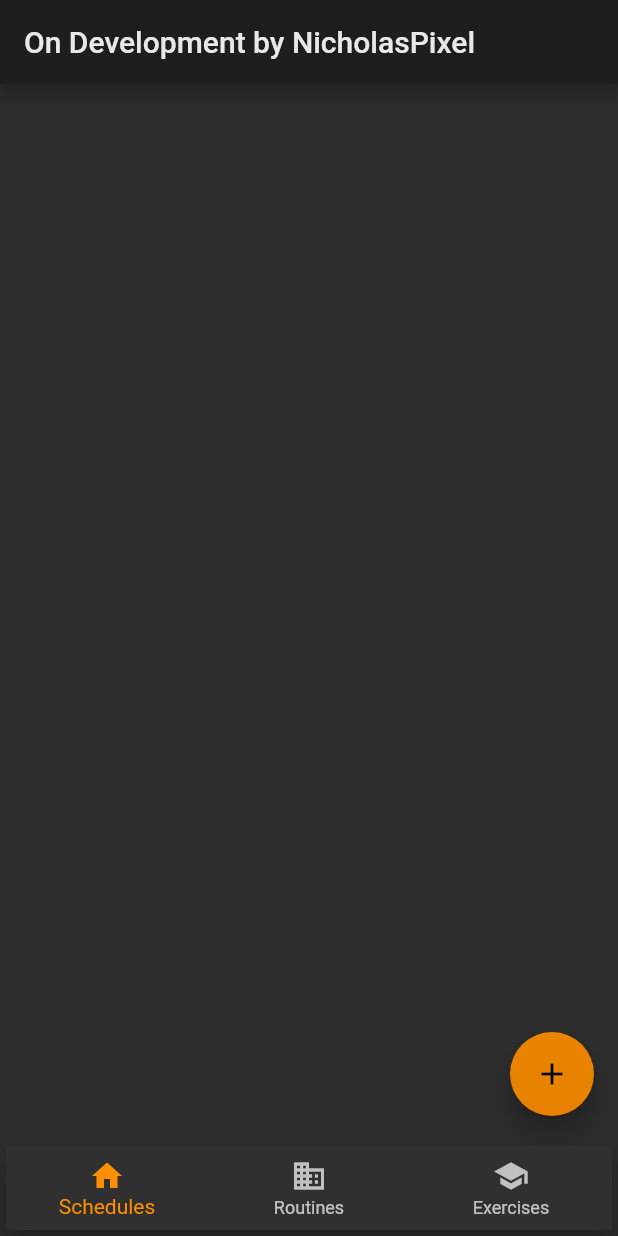
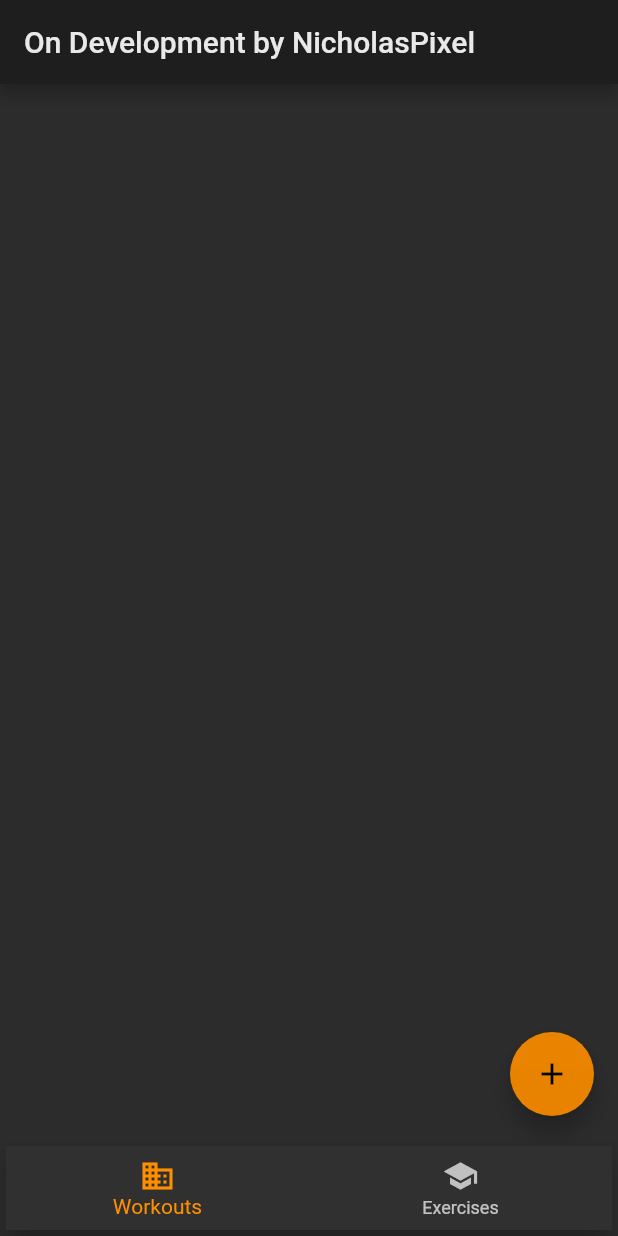
Before and after one commit to KuhakuPixel/Workout_Logger_App, a Flutter app: the screen it shows after launch, on a phone screen of 412 x 824 dp. Run offline on Flutter 3.47's test engine with Material 2 defaults, Android fonts, the phone set to English and light mode, and no system bars.

```diff
--- a/lib/CustomWidget/TextInput.dart
+++ b/lib/CustomWidget/TextInput.dart
@@ -43,7 +43,7 @@ class AmberTextInput extends StatelessWidget {
         onChanged: (stringValue) {
           onChanged(stringValue);
         },
-
+        controller: TextEditingController(text: "Initial Text here")
       ),
       width: this.textInputWidth,
       height: textInputHeight,
--- a/lib/ExerciseClass/ExerciseGlobalClass.dart
+++ b/lib/ExerciseClass/ExerciseGlobalClass.dart
@@ -61,13 +61,11 @@ class ExerciseConverterClass {
 
   static ExerciseType ConvertStringToExerciseType(String stringValue) {
     //loop until it found the matching stringValue and ExerciseType
-    int i = 0;
+
     for (var exerciseTypeValue in ExerciseType.values) {
-      if (ConvertExerciseTypeEnumToString(enumValue: exerciseTypeValue) ==
-          stringValue) {
+      if (ConvertExerciseTypeEnumToString(enumValue: exerciseTypeValue) == stringValue) {
         return exerciseTypeValue;
       }
-      i++;
     }
 
     //found nothing
--- a/lib/WorkoutClass/WorkoutPage.dart
+++ b/lib/WorkoutClass/WorkoutPage.dart
@@ -11,21 +11,26 @@ import 'package:WorkoutLoggerApp/miscellaneousStuffs/ApplicationColorsPallete.da
 import 'package:flutter/material.dart';
 
 class WorkoutPage extends StatefulWidget {
+  //the list should be declared here because this actual class is the one used for the tab not the _WorkoutPageState
+  //if the list is declared in _WorkoutPageState it will be always a new instance hence the list item is reseted (executed from the createState virtual functin)
+  static List<WorkoutItemWidget> listOfWorkoutWidget = <WorkoutItemWidget>[
+    //WorkoutItemWidget(workoutName: "Idk", workoutInfoPage: null),
+  ];
   @override
   _WorkoutPageState createState() => _WorkoutPageState();
 }
 
 class _WorkoutPageState extends State<WorkoutPage> {
-  List<WorkoutItemWidget> listOfWorkoutWidget = <WorkoutItemWidget>[];
   void AddNewWorkoutToList(WorkoutItemWidget newWorkout) {
     //make sure the state is updated when adding a new item
     setState(() {
-      this.listOfWorkoutWidget.add(newWorkout);
+      WorkoutPage.listOfWorkoutWidget.add(newWorkout);
     });
   }
 
   @override
   Widget build(BuildContext context) {
+
     return ApplicationPage(
       pageTitle: "WorkoutPage",
       pageInputType: PageInputType.newNormalPage,
@@ -34,7 +39,7 @@ class _WorkoutPageState extends State<WorkoutPage> {
         addWorkoutToListFunction: AddNewWorkoutToList,
       ),
       spaceBetweenItem: 10,
-      itemList: listOfWorkoutWidget,
+      itemList: WorkoutPage.listOfWorkoutWidget,
     );
   }
 }
--- a/lib/main.dart
+++ b/lib/main.dart
@@ -1,4 +1,5 @@
 import 'package:WorkoutLoggerApp/ExerciseClass/ExercisePage.dart';
+import 'package:WorkoutLoggerApp/PageBaseClass/page.dart';
 import 'package:WorkoutLoggerApp/WorkoutClass/WorkoutPage.dart';
 
 import 'package:flutter/material.dart';
@@ -8,7 +9,16 @@ void main() => runApp(MyApp());
 ///Class that controls the main application
 class MyApp extends StatelessWidget {
   static const String _title = 'Flutter Code Sample';
-
+  //page
+  static ApplicationPage schedulePage = new ApplicationPage(
+    itemList: <Widget>[],
+    pageInputType: PageInputType.modalBottomPage,
+    pageTitle: "SchedulePage",
+    spaceBetweenItem: 5,
+    modalBottomPageWidgetsImplementation: <Widget>[],
+  );
+  static WorkoutPage workoutPage = new WorkoutPage();
+  static ExercisePage exercisePage = new ExercisePage();
   @override
   Widget build(BuildContext context) {
     return MaterialApp(
@@ -47,18 +57,13 @@ class _AppStatefulWidgetState extends State<AppStatefulWidget> {
   //page content
   //this will be used as a page for the main content of the app
   static List<Widget> appPages = <Widget>[
-    WorkoutPage(),
-    WorkoutPage(),
-    ExercisePage(),
+    //MyApp.schedulePage,
+    MyApp.workoutPage,
+    MyApp.exercisePage,
   ];
 
-  ///Called with an index as its argument according to which tab is pressed
-  ///by calling setState to rebuild the Widget
-  void _onTabPressed(int index) {
-    setState(() {
-      _selectedPageIndex = index;
-    });
-  }
+
+
 //main virtual function
   @override
   Widget build(BuildContext context) {
@@ -66,7 +71,7 @@ class _AppStatefulWidgetState extends State<AppStatefulWidget> {
       appBar: AppBar(
         title: Text('On Development by NicholasPixel'),
       ),
-      //the body will control the main page content
+      //the body will control the main page content appPages[_selectedPageIndex]
       body: appPages[_selectedPageIndex],
 
       //the bottom navigation bar//containing it with card to allow for more decoration
@@ -74,13 +79,14 @@ class _AppStatefulWidgetState extends State<AppStatefulWidget> {
         child: BottomNavigationBar(
           //tab bar's icons and buttons
           items: <BottomNavigationBarItem>[
+            /*
             BottomNavigationBarItem(
               icon: Icon(Icons.home),
               label: 'Schedules',
-            ),
+            )*/
             BottomNavigationBarItem(
               icon: Icon(Icons.business),
-              label: 'Routines',
+              label: 'Workouts',
             ),
             BottomNavigationBarItem(
               icon: Icon(Icons.school),
@@ -92,7 +98,12 @@ class _AppStatefulWidgetState extends State<AppStatefulWidget> {
           selectedItemColor: Colors.amber[800],
           //keeps track of the page index contents
           //by assigning a value according to the index
-          onTap: _onTabPressed,
+          onTap: (index) {
+            setState(() {
+              _selectedPageIndex = index;
+            });
+
+          },
         ),
         elevation: 1000000000000000000000,
         color: Colors.black87,
```
